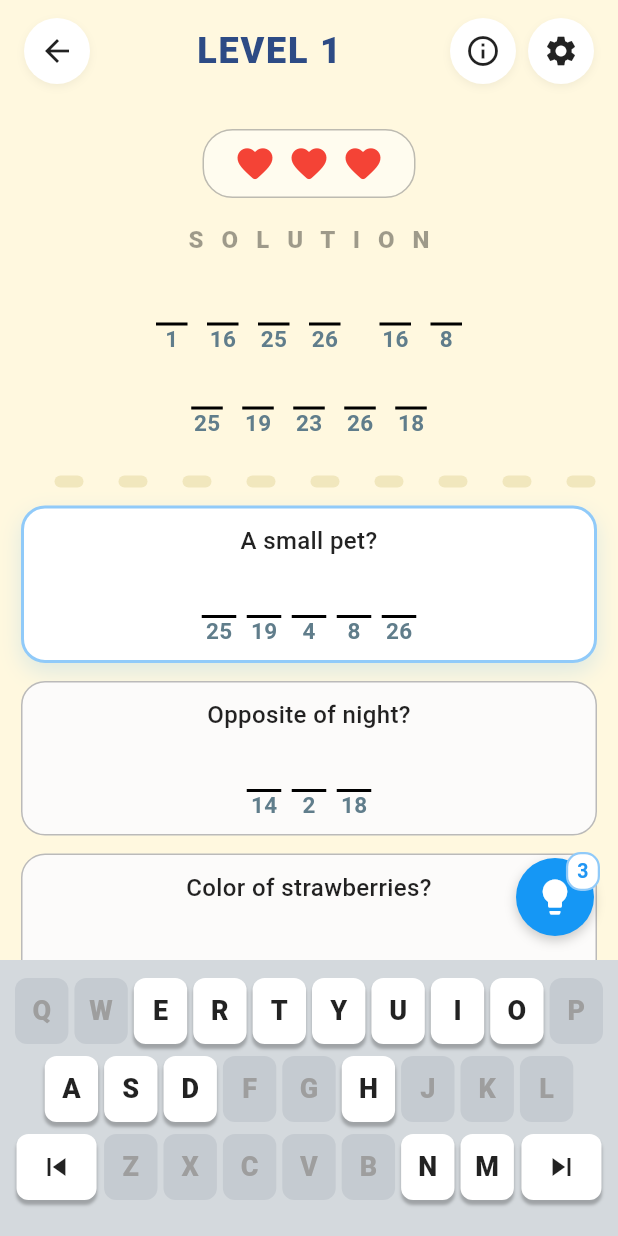
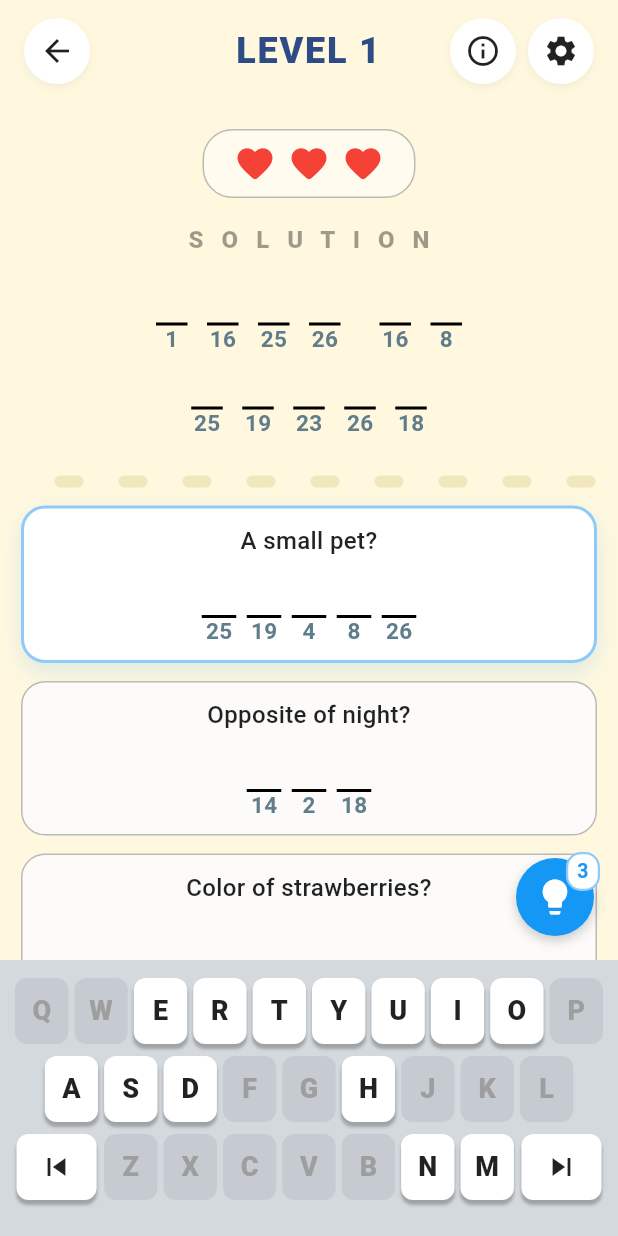
Before and after one commit to nguyenthilocnhi/PRM_Project, a Flutter app: the GameScreen screen opened directly, on a phone screen of 412 x 824 dp. Run offline on Flutter 3.47's test engine with Material 3 defaults, Android fonts, the phone set to English and light mode, and no system bars; our stand-ins replace audioplayers, confetti, shared_preferences, vibration; accounts and stored records are empty; Roboto replaces fonts that are missing (Arial).

Commit message:
style: Center level title in game screen header

```diff
--- a/lib/features/screens/game_screen.dart
+++ b/lib/features/screens/game_screen.dart
@@ -197,7 +197,11 @@ class _GameScreenState extends State<GameScreen> {
       padding: const EdgeInsets.fromLTRB(16, 12, 16, 4),
       child: Row(
         children: [
-          GestureDetector(
+          SizedBox(
+            width: 96,
+            child: Align(
+              alignment: Alignment.centerLeft,
+              child: GestureDetector(
                 onTap: () => Navigator.of(context).pop(),
                 child: Container(
                   width: 44,
@@ -214,6 +218,8 @@ class _GameScreenState extends State<GameScreen> {
                     ],
                   ),
                   child: const Icon(Icons.arrow_back, color: Colors.black87),
+                ),
+              ),
             ),
           ),
           Expanded(
```
Lines whose indentation alone changed are shown as unchanged.
